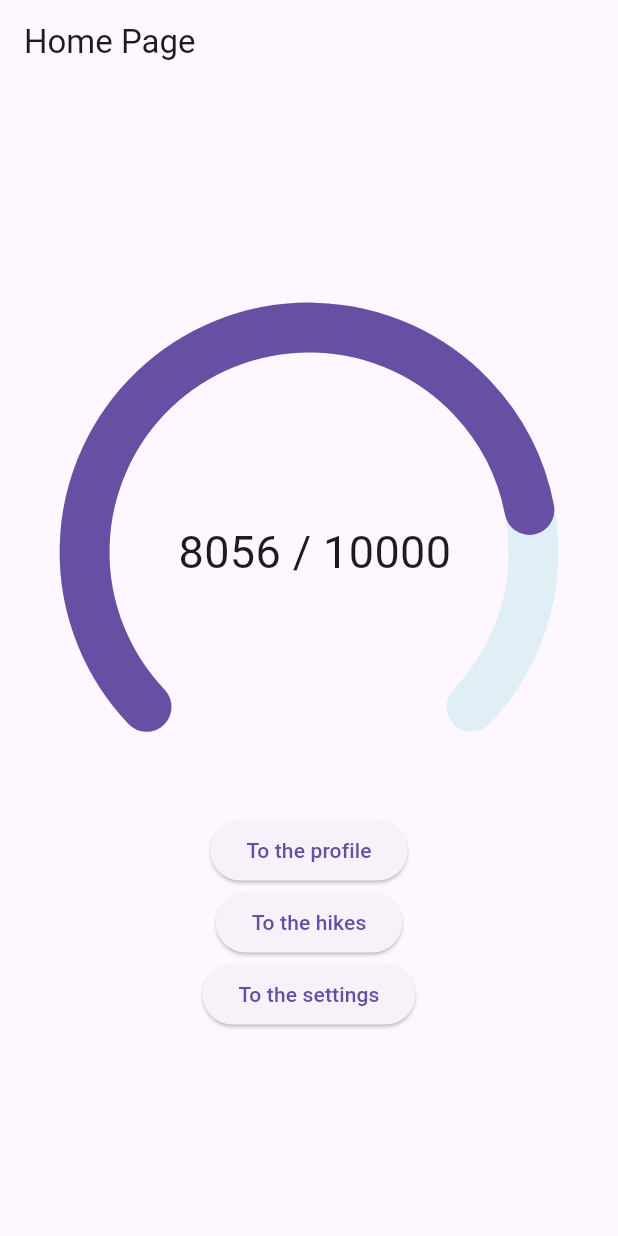
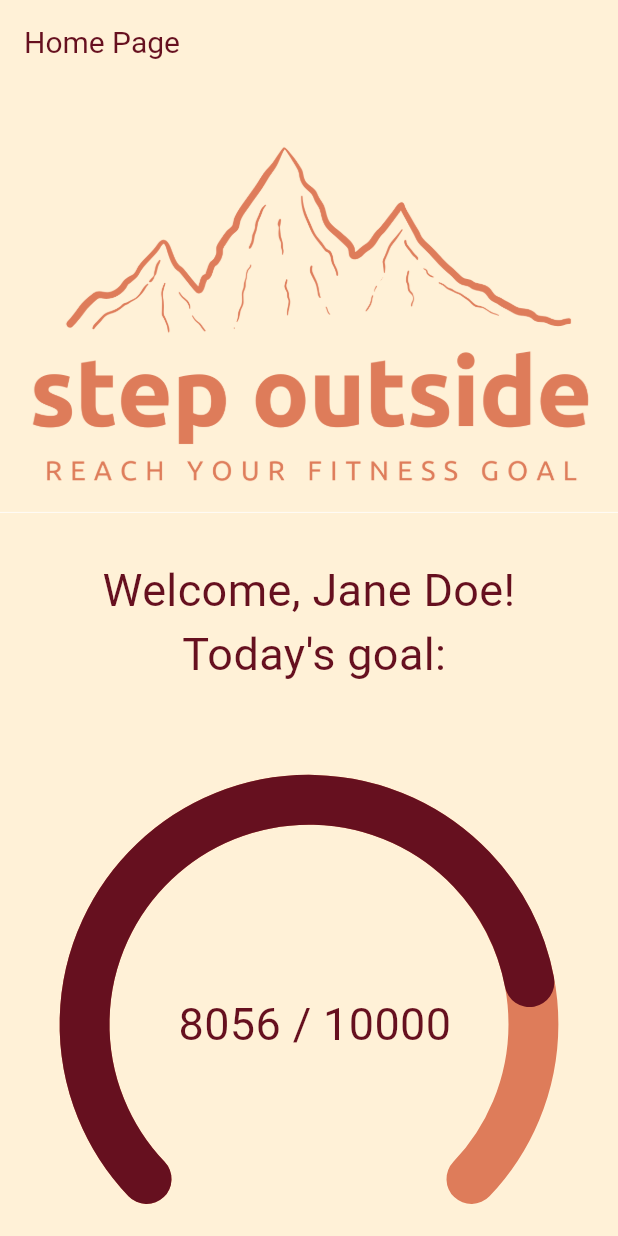
Before and after one commit to ArtKaplan/BioMedWearables, a Flutter app: the screen it shows after launch, after a tap on "login (debug)", on a phone screen of 412 x 824 dp. Run offline on Flutter 3.47's test engine with Material 3 defaults, Android fonts, the phone set to English and light mode, and no system bars; drawn by our look-alikes of syncfusion_flutter_gauges; our stand-ins replace fl_chart, google_fonts, shared_preferences; network calls fail; Roboto replaces fonts that are missing (Ubuntu).

Commit message:
added color theme and preliminary logo

```diff
--- a/the_app/lib/main.dart
+++ b/the_app/lib/main.dart
@@ -3,6 +3,7 @@ import 'package:the_app/screens/homePage.dart';
 import 'package:the_app/screens/loginPage.dart';
 import 'package:the_app/screens/sessionExpiredPage.dart';
 import 'package:the_app/utils/loginStatus.dart';
+import 'package:google_fonts/google_fonts.dart';
 
 void main() {
   runApp(const MyApp());
@@ -14,6 +15,14 @@ class MyApp extends StatelessWidget {
   @override
   Widget build(BuildContext context) {
     return MaterialApp(
+      theme: ThemeData(
+        fontFamily: GoogleFonts.ubuntu().fontFamily,
+        scaffoldBackgroundColor: const Color(0xFFFFF1D7),
+        appBarTheme: AppBarTheme(
+          color: const Color(0xFFFFF1D7),
+          titleTextStyle: TextStyle(fontSize: 20, color: Color(0xFF66101F)),
+        ),
+      ),
       home: FutureBuilder<LoginStatus>(
         future: checkLoginStatus(),
         builder: (context, snapshot) {
--- a/the_app/lib/screens/homePage.dart
+++ b/the_app/lib/screens/homePage.dart
@@ -41,12 +41,16 @@ class HomePage extends StatelessWidget {
 
   Widget _buildHomeScreen(BuildContext context) {
     return Scaffold(
-      appBar: AppBar(title: const Text('Home Page')),
-      body: Center(
+      appBar: AppBar(
+        title: const Text('Home Page'),
+      ),
+      body: SingleChildScrollView(
         child:
         Column(
           mainAxisAlignment: MainAxisAlignment.center,
           children: [
+           Image.asset('lib/pictures/logo.png'),
+           Container(padding: EdgeInsets.fromLTRB(30, 30, 30, 50), child: Text('Welcome, Jane Doe! \n Today\'s goal:', style: TextStyle(fontSize: 30,color: Color(0xFF66101F)), textAlign: TextAlign.center,)),
            SfRadialGauge(axes: <RadialAxis>[
                       RadialAxis(
                         minimum: 0,
@@ -56,7 +60,7 @@ class HomePage extends StatelessWidget {
                         axisLineStyle: AxisLineStyle(
                           thickness: 0.2,
                           cornerStyle: CornerStyle.bothCurve,
-                          color: Color.fromARGB(30, 0, 169, 181),
+                          color: Color(0xFFDE7C5A),
                           thicknessUnit: GaugeSizeUnit.factor,
                         ),
                         pointers: <GaugePointer>[
@@ -65,6 +69,7 @@ class HomePage extends StatelessWidget {
                           cornerStyle: CornerStyle.bothCurve,
                           width: 0.2,
                           sizeUnit: GaugeSizeUnit.factor,
+                          color: Color(0xFF66101F),
                           )
                           ],
                         annotations: <GaugeAnnotation>[
@@ -73,7 +78,7 @@ class HomePage extends StatelessWidget {
                           angle: 90,
                           widget: Text(
                           ' 8056 / 10000', // this should become amount stepped today / goal
-                          style: TextStyle(fontSize: 30),
+                          style: TextStyle(fontSize: 30, color: Color(0xFF66101F),),
                           ))
                           ],
                       )
--- a/the_app/pubspec.yaml
+++ b/the_app/pubspec.yaml
@@ -13,7 +13,7 @@ dependencies:
   shared_preferences: ^2.5.3
   syncfusion_flutter_gauges: ^29.1.41
   fl_chart: ^0.71.0
-  cupertino_icons: ^1.0.8
+  google_fonts: ^6.2.1
 
 dev_dependencies:
   flutter_test:
@@ -22,3 +22,5 @@ dev_dependencies:
 
 flutter:
   uses-material-design: true
+  assets:
+  - lib/pictures/
```
Also changed, not shown: the_app/lib/screens/profilePage.dart (+6 -1 lines), the_app/lib/screens/settingsPage.dart (+6 -1 lines), the_app/lib/pictures/logo outline.png (added), the_app/lib/pictures/logo simple.png (added), the_app/lib/pictures/logo.png (added), the_app/pubspec.lock, 1 other file.
